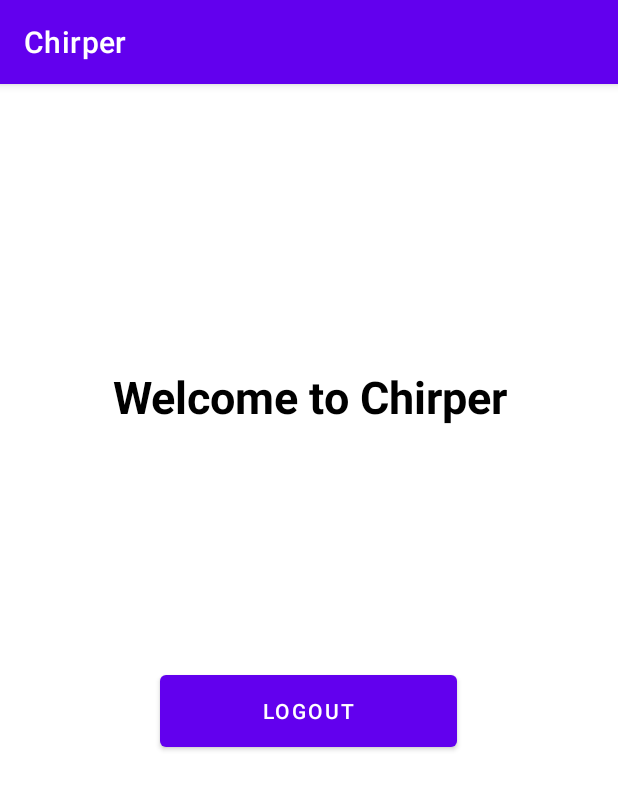
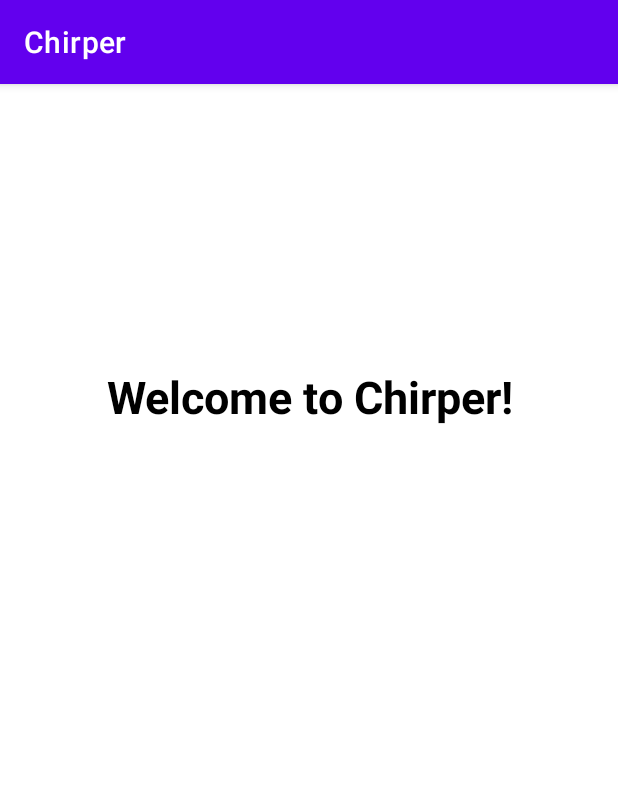
Before and after one commit to ShawonSUSTSWE/Chirper, an Android app: the Dashboard screen opened directly, with no data from a screen before it, on a phone screen of 412 x 824 dp. Shown: the top 790 px of the screen. Run offline under Robolectric (Android 15) with nearby library versions, the phone set to English and light mode, and no system bars; our stand-ins replace Firebase (no records; nobody signed in at launch, a user with empty details on screens opened directly).

Commit message:
Removed Logout button

```diff
--- a/app/src/main/java/com/example/chirper/Dashboard.java
+++ b/app/src/main/java/com/example/chirper/Dashboard.java
@@ -10,20 +10,13 @@ import com.google.firebase.auth.FirebaseAuth;
 
 public class Dashboard extends AppCompatActivity
 {
-    Button btn;
+
     @Override
     protected void onCreate(Bundle savedInstanceState)
     {
         super.onCreate(savedInstanceState);
         setContentView(R.layout.activity_dashboard);
 
-        btn=(Button)findViewById(R.id.Logout);
-        btn.setOnClickListener(new View.OnClickListener() {
-            @Override
-            public void onClick(View view) {
-                FirebaseAuth.getInstance().signOut();
-                finish();
-            }
-        });
+        //Lets try to commit this change
     }
 }
--- a/app/src/main/res/layout/activity_dashboard.xml
+++ b/app/src/main/res/layout/activity_dashboard.xml
@@ -10,28 +10,16 @@
         android:id="@+id/textView"
         android:layout_width="285dp"
         android:layout_height="70dp"
-        android:text="Welcome to Chirper"
+        android:gravity="center_horizontal"
+        android:text="@string/welcome_to_chirper"
+        android:textColor="#000"
         android:textSize="30sp"
         android:textStyle="bold"
-        android:textColor="#000"
-        android:gravity="center_horizontal"
         app:layout_constraintBottom_toBottomOf="parent"
         app:layout_constraintEnd_toEndOf="parent"
         app:layout_constraintStart_toStartOf="parent"
         app:layout_constraintTop_toTopOf="parent"
         app:layout_constraintVertical_bias="0.269" />
 
-    <Button
-        android:id="@+id/Logout"
-        android:layout_width="198dp"
-        android:layout_height="60dp"
-        android:text="LogOut"
-        app:layout_constraintBottom_toBottomOf="parent"
-        app:layout_constraintEnd_toEndOf="parent"
-        app:layout_constraintHorizontal_bias="0.497"
-        app:layout_constraintStart_toStartOf="parent"
-        app:layout_constraintTop_toTopOf="parent"
-        app:layout_constraintVertical_bias="0.548" />
-
 
 </androidx.constraintlayout.widget.ConstraintLayout>
```
